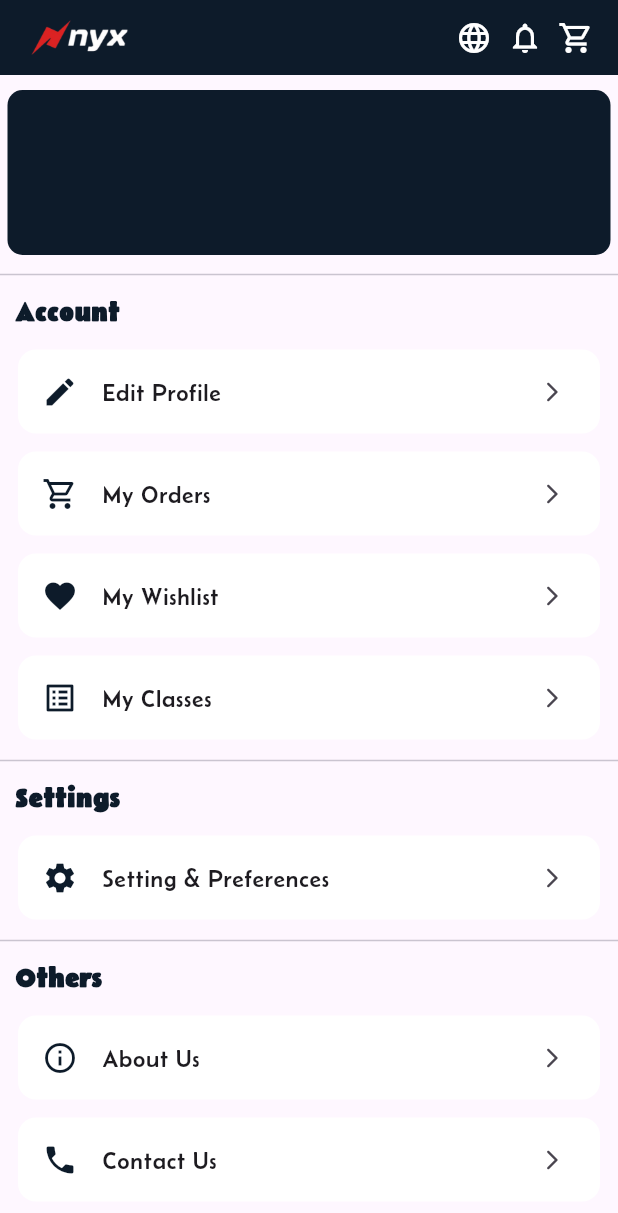
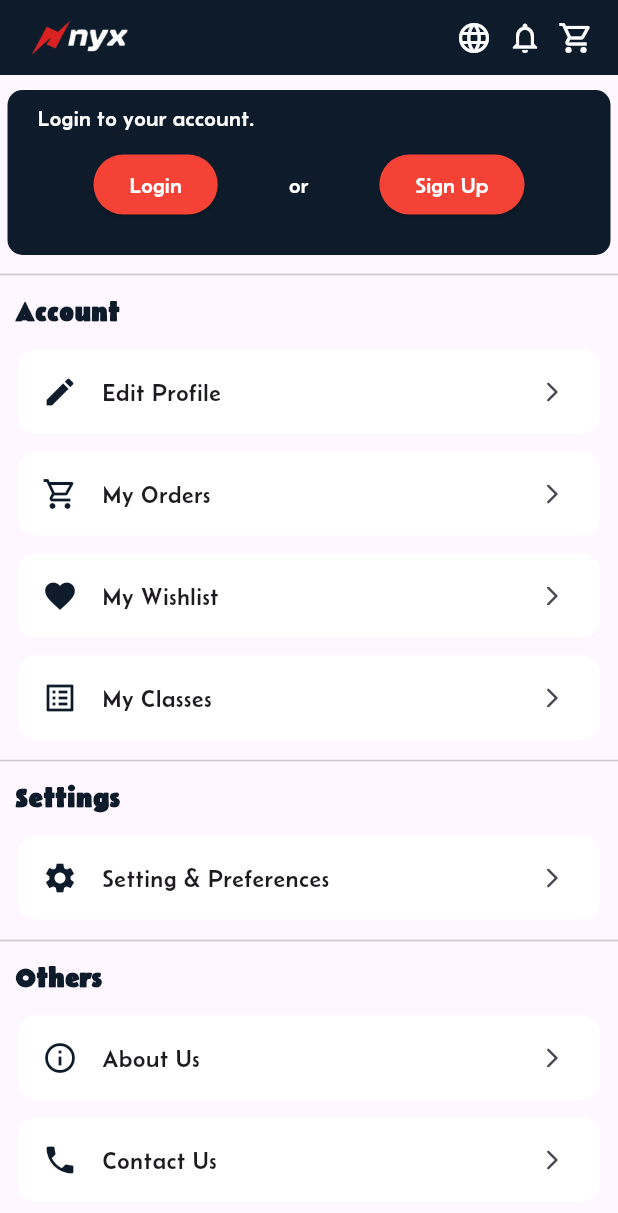
Before and after one commit to JhunJhun2003/nyx_app, a Flutter app: the AccountPage screen opened directly, on a phone screen of 412 x 824 dp. Shown: the top 1213 px of the screen. Run offline on Flutter 3.47's test engine with Material 3 defaults, Android fonts, the phone set to English and light mode, and no system bars; our stand-ins replace font_awesome_flutter, sqflite; accounts and stored records are empty.

Commit message:
20260402-v2

```diff
--- a/lib/pages/detailsPages/account.dart
+++ b/lib/pages/detailsPages/account.dart
@@ -3,11 +3,13 @@ import 'package:nyxproject/pages/detailsPages/accountpages/aboutus.dart';
 import 'package:nyxproject/pages/detailsPages/accountpages/contactus.dart';
 import 'package:nyxproject/pages/detailsPages/accountpages/editprofile.dart';
 import 'package:nyxproject/pages/detailsPages/accountpages/help.dart';
+import 'package:nyxproject/pages/detailsPages/accountpages/login.dart';
 import 'package:nyxproject/pages/detailsPages/accountpages/myclasses.dart';
 import 'package:nyxproject/pages/detailsPages/accountpages/myorder.dart';
 import 'package:nyxproject/pages/detailsPages/accountpages/mywishlist.dart';
 import 'package:nyxproject/pages/detailsPages/accountpages/setting.dart';
 import 'package:nyxproject/pages/detailsPages/accountpages/terms.dart';
+import 'package:path/path.dart';
 
 class AccountPage extends StatelessWidget {
   const AccountPage({super.key});
@@ -22,7 +24,7 @@ class AccountPage extends StatelessWidget {
               children: [
                 _header(),
                 SizedBox(height: 5),
-                _accountTab(),
+                _accountTab(context),
                 Divider(),
                 _section("Account"),
                 _menuItem(
@@ -174,7 +176,7 @@ class AccountPage extends StatelessWidget {
     );
   }
 
-  Widget _accountTab(){
+  Widget _accountTab(BuildContext context){
     return Container(
       height: 110,
       padding: const EdgeInsets.symmetric(horizontal: 10, vertical: 8),
@@ -182,6 +184,37 @@ class AccountPage extends StatelessWidget {
       decoration: BoxDecoration(
         color: const Color.fromARGB(255, 13, 27, 42),
         borderRadius: BorderRadius.circular(10)
+      ),
+      child: Column(
+        crossAxisAlignment: CrossAxisAlignment.start,
+        children: [
+          Padding(
+            padding: EdgeInsets.symmetric(horizontal: 10),
+            child: Text("Login to your account.",style: TextStyle(fontFamily: "Custom", fontSize: 15, color: Colors.white),),
+          ),
+          SizedBox(height: 10,),
+          Row(
+            mainAxisAlignment: MainAxisAlignment.spaceEvenly,
+            children: [
+              ElevatedButton(
+                style: ElevatedButton.styleFrom(backgroundColor: Colors.red),
+                onPressed: (){
+                  Navigator.push(
+                    context,
+                    MaterialPageRoute(builder: (context) => LoginPage()),
+                    );
+                },
+                child: Text("Login",style: TextStyle(fontFamily: "Custom", fontSize: 15, color: Colors.white),),
+              ),
+              Text("or",style: TextStyle(fontFamily: "Custom", fontSize: 15, color: Colors.white),),
+              ElevatedButton(
+                style: ElevatedButton.styleFrom(backgroundColor: Colors.red),
+                onPressed: (){},
+                child: Text("Sign Up",style: TextStyle(fontFamily: "Custom", fontSize: 15, color: Colors.white),),
+              ),
+            ],
+          ),
+        ],
       ),
     );
   }
```
